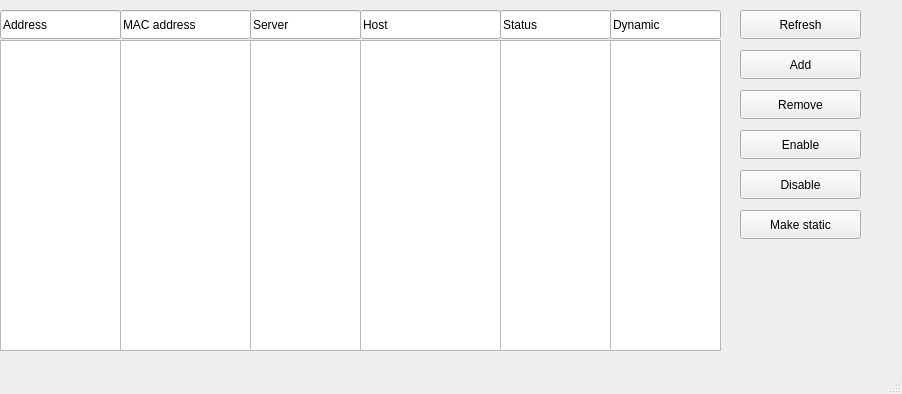
The window that loginGUI/dhcplease.ui (adiosko/mikrotik) describes before a commit, drawn with Qt 5.
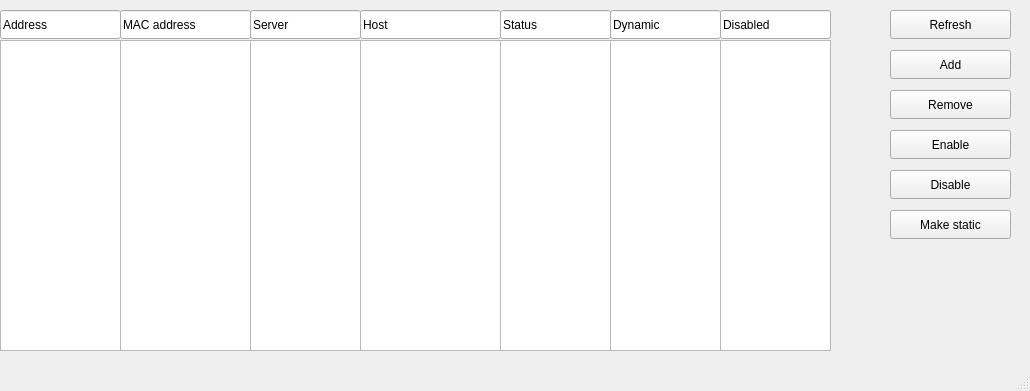
The same window after the commit.

The edit to the form file:
```diff
--- a/loginGUI/dhcplease.ui
+++ b/loginGUI/dhcplease.ui
@@ -6,8 +6,8 @@
    <rect>
     <x>0</x>
     <y>0</y>
-    <width>902</width>
-    <height>394</height>
+    <width>1030</width>
+    <height>391</height>
    </rect>
   </property>
   <property name="windowTitle">
@@ -53,7 +53,7 @@
    <widget class="QPushButton" name="refreshButton">
     <property name="geometry">
      <rect>
-      <x>740</x>
+      <x>890</x>
       <y>10</y>
       <width>121</width>
       <height>29</height>
@@ -66,7 +66,7 @@
    <widget class="QPushButton" name="addButton">
     <property name="geometry">
      <rect>
-      <x>740</x>
+      <x>890</x>
       <y>50</y>
       <width>121</width>
       <height>29</height>
@@ -181,7 +181,7 @@
    <widget class="QPushButton" name="removeButton">
     <property name="geometry">
      <rect>
-      <x>740</x>
+      <x>890</x>
       <y>90</y>
       <width>121</width>
       <height>29</height>
@@ -194,7 +194,7 @@
    <widget class="QPushButton" name="enableButton">
     <property name="geometry">
      <rect>
-      <x>740</x>
+      <x>890</x>
       <y>130</y>
       <width>121</width>
       <height>29</height>
@@ -207,7 +207,7 @@
    <widget class="QPushButton" name="disableButton">
     <property name="geometry">
      <rect>
-      <x>740</x>
+      <x>890</x>
       <y>170</y>
       <width>121</width>
       <height>29</height>
@@ -220,7 +220,7 @@
    <widget class="QPushButton" name="staticButton">
     <property name="geometry">
      <rect>
-      <x>740</x>
+      <x>890</x>
       <y>210</y>
       <width>121</width>
       <height>29</height>
@@ -230,6 +230,29 @@
      <string>Make static</string>
     </property>
    </widget>
+   <widget class="QLineEdit" name="version_6">
+    <property name="geometry">
+     <rect>
+      <x>720</x>
+      <y>10</y>
+      <width>111</width>
+      <height>29</height>
+     </rect>
+    </property>
+    <property name="text">
+     <string>Disabled</string>
+    </property>
+   </widget>
+   <widget class="QListWidget" name="disableField">
+    <property name="geometry">
+     <rect>
+      <x>720</x>
+      <y>40</y>
+      <width>111</width>
+      <height>311</height>
+     </rect>
+    </property>
+   </widget>
   </widget>
   <widget class="QStatusBar" name="statusbar"/>
  </widget>
```
